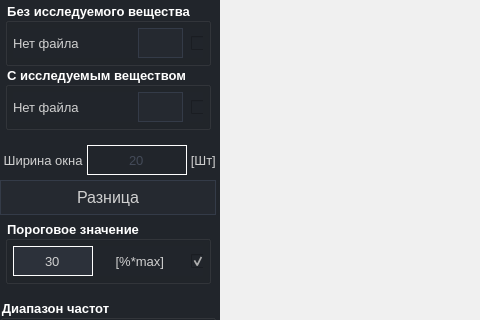
The window that gui.ui (SkorEgor/Data-Markup) describes before a commit, drawn with Qt 5; both pictures show x 0 to 480 and y 88 to 408 of the 1281 by 603 pixel window.
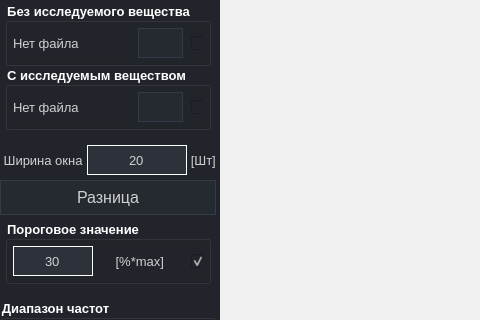
The same window after the commit. Icons and pictures are not drawn.

The edit to the form file:
```diff
--- a/gui.ui
+++ b/gui.ui
@@ -1139,7 +1139,7 @@
                    <item>
                     <widget class="QLineEdit" name="lineEdit_window_width_2">
                      <property name="enabled">
-                      <bool>false</bool>
+                      <bool>true</bool>
                      </property>
                      <property name="sizePolicy">
                       <sizepolicy hsizetype="Expanding" vsizetype="Fixed">
@@ -1181,6 +1181,9 @@
                      <property name="dragEnabled">
                       <bool>false</bool>
                      </property>
+                     <property name="readOnly">
+                      <bool>false</bool>
+                     </property>
                     </widget>
                    </item>
                    <item>
```
